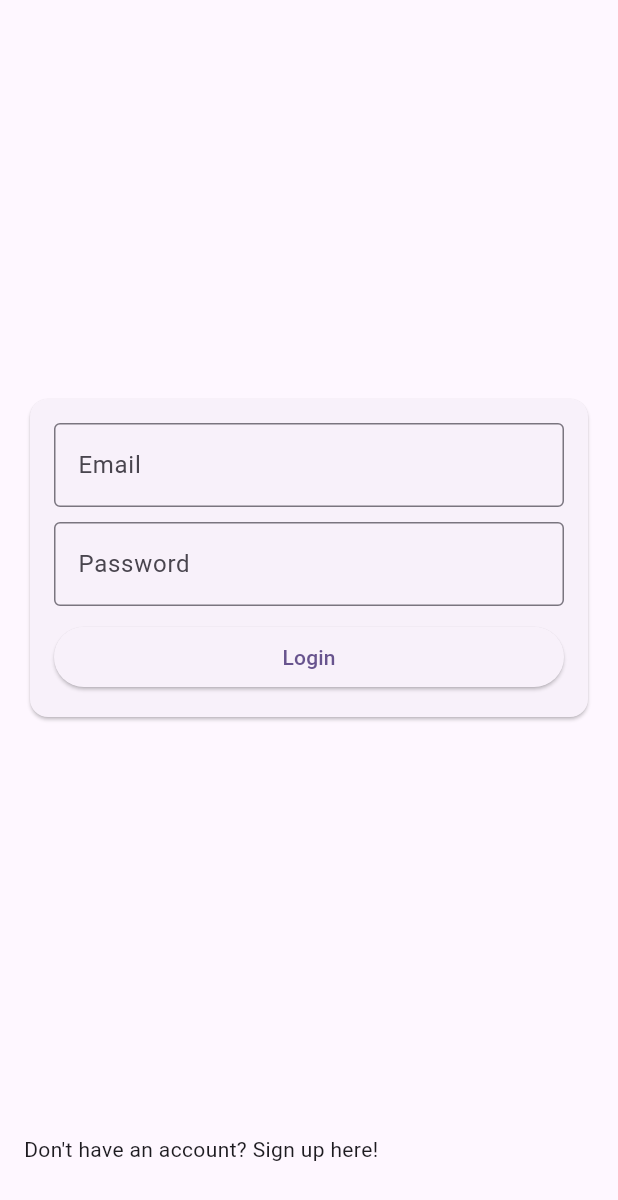
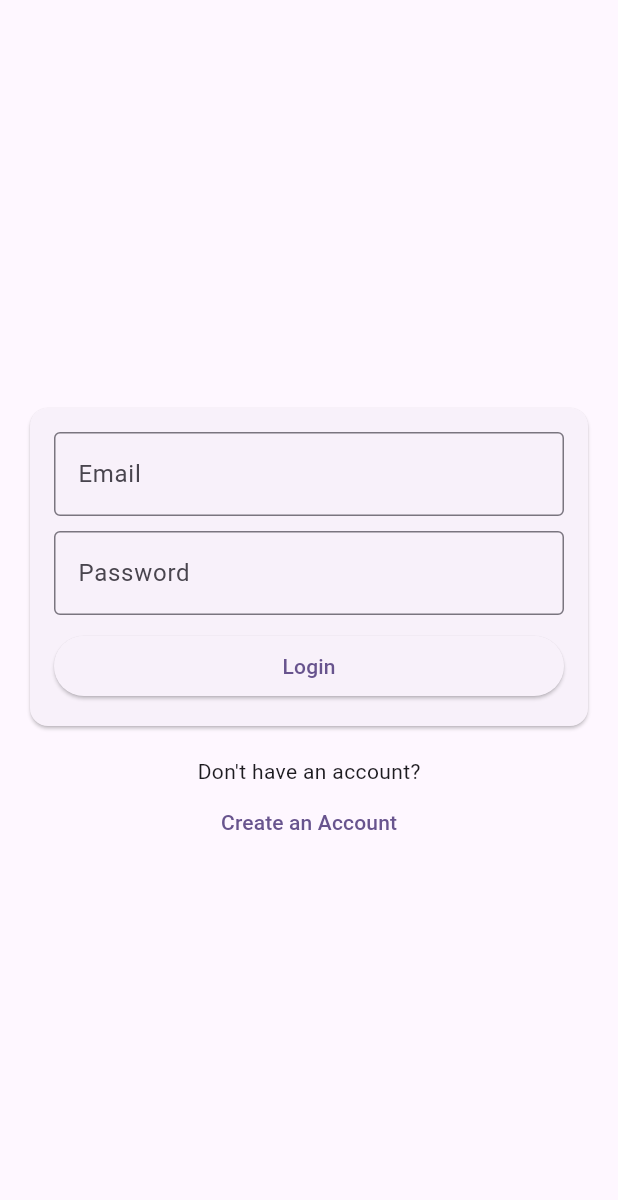
Before and after one commit to JuicyJuice1100/boulder_league_app, a Flutter app: the screen it shows after launch, on a phone screen of 412 x 824 dp. Shown: the top 1200 px of the screen. Run offline on Flutter 3.47's test engine with Material 3 defaults, Android fonts, the phone set to English and light mode, and no system bars.

Commit message:
updated login;

```diff
--- a/lib/screens/login.dart
+++ b/lib/screens/login.dart
@@ -8,13 +8,20 @@ class LoginScreen extends StatelessWidget {
   Widget build(BuildContext context) {
     return Scaffold(
       body: Center(
-        child: LoginCard()
+        child: Column(
+          mainAxisAlignment: MainAxisAlignment.center,
+          children: <Widget>[
+            LoginCard(),
+            Text('Don\'t have an account?'),
+            TextButton(onPressed: () {
+              // Add navigation logic here
+            }, child: Text(
+              'Create an Account'
+              )
+            )
+          ]
+        )
       ),
-      bottomNavigationBar:
-        BottomAppBar(
-          color: Color.fromARGB(0, 255, 255, 255),
-          child: Text('Don\'t have an account? Sign up here!')
-        ),
     );
   }
 }
```
